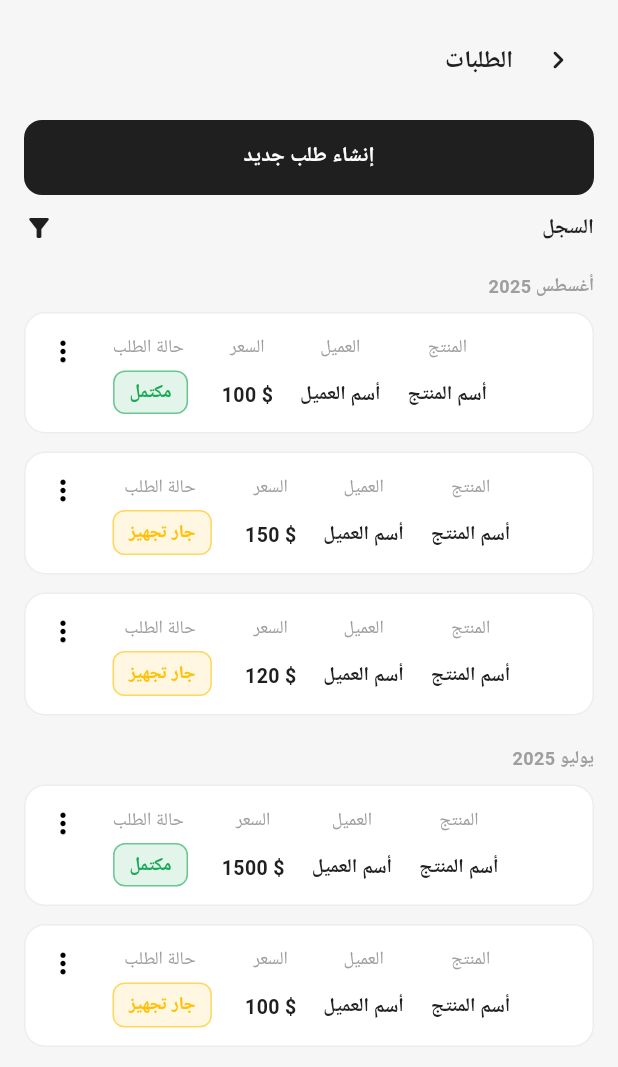
After one commit to rokayaelshahed/flutter_hr_app, a Flutter app: the screen it shows after launch, after a tap on the "calendar today" icon, on a phone screen of 412 x 824 dp. The commit adds this screen. Shown: the top 1067 px of the screen. Run offline on Flutter 3.47's test engine with Material 3 defaults, Android fonts, the phone set to English and light mode, and no system bars; our stand-ins replace file_picker, google_fonts; Roboto replaces fonts that are missing (Cairo).

Commit message:
orders page

```diff
--- /dev/null
+++ b/lib/models/orderData.dart
@@ -0,0 +1,28 @@
+import 'dart:ui';
+
+/// Model class for order data
+class OrderData {
+  final String product;
+  final String customer;
+  final String price;
+  final String statusText;
+  final Color statusColor;
+  final String date;
+  final int quantity;
+
+  const OrderData({
+    required this.product,
+    required this.customer,
+    required this.price,
+    required this.statusText,
+    required this.statusColor,
+    required this.date,
+    required this.quantity,
+  });
+  // Add method to calculate total
+  String get total {
+    final priceValue = double.tryParse(price.replaceAll(' \$', '')) ?? 0.0;
+    final totalValue = priceValue * quantity;
+    return '${totalValue.toStringAsFixed(0)} \$';
+  }
+}
--- /dev/null
+++ b/lib/views/screens/orders_page.dart
@@ -0,0 +1,209 @@
+import 'package:flutter/material.dart';
+import 'package:hr/views/screens/sales_order.dart';
+import '../../models/orderData.dart';
+import '../widgets/appbar.dart';
+import '../widgets/order_card.dart';
+import 'order_details_page.dart';
+
+class OrdersPage extends StatelessWidget {
+  const OrdersPage({super.key});
+
+  @override
+  Widget build(BuildContext context) {
+    // Dummy data
+    final orders = [
+      OrderData(
+        product: 'أسم المنتج',
+        customer: 'أسم العميل',
+        price: '100 \$',
+        statusText: 'مكتمل',
+        statusColor: const Color(0xFF18A957),
+        date: 'أغسطس 2025',
+        quantity: 2,
+      ),
+      OrderData(
+        product: 'أسم المنتج',
+        customer: 'أسم العميل',
+        price: '150 \$',
+        statusText: 'جار تجهيز',
+        statusColor: const Color(0xFFFFC107),
+        date: 'أغسطس 2025',
+        quantity: 1
+      ),
+      OrderData(
+        product: 'أسم المنتج',
+        customer: 'أسم العميل',
+        price: '120 \$',
+        statusText: 'جار تجهيز',
+        statusColor: const Color(0xFFFFC107),
+        date: 'أغسطس 2025',
+        quantity: 3
+      ),
+      OrderData(
+        product: 'أسم المنتج',
+        customer: 'أسم العميل',
+        price: '1500 \$',
+        statusText: 'مكتمل',
+        statusColor: const Color(0xFF18A957),
+        date: 'يوليو 2025',
+        quantity: 1
+      ),
+      OrderData(
+        product: 'أسم المنتج',
+        customer: 'أسم العميل',
+        price: '100 \$',
+        statusText: 'جار تجهيز',
+        statusColor: const Color(0xFFFFC107),
+        date: 'يوليو 2025',
+        quantity: 2
+      ),
+    ];
+
+    return Scaffold(
+        backgroundColor: const Color(0xFFF6F6F6),
+        body: SafeArea(
+          child: Column(
+            children: [
+              // Header
+              Padding(
+                padding: const EdgeInsets.fromLTRB(16, 16, 16, 12),
+                child: Column(
+                  children: [
+                    const CustomAppBar(title: 'الطلبات'),
+                    const SizedBox(height: 16),
+
+                    // Create New Order Button
+                    SizedBox(
+                      height: 50,
+                      width: double.infinity,
+                      child: ElevatedButton.icon(
+                        style: ElevatedButton.styleFrom(
+                          backgroundColor: const Color(0xFF1F1F1F),
+                          shape: RoundedRectangleBorder(
+                            borderRadius: BorderRadius.circular(12),
+                          ),
+                          elevation: 0,
+                        ),
+                        onPressed: () {
+                          Navigator.push(
+                            context,
+                            MaterialPageRoute(builder: (context) => const SalesOrderPage()),
+                          );                        },
+
+                        label: const Text(
+                          'إنشاء طلب جديد',
+                          style: TextStyle(
+                            color: Colors.white,
+                            fontSize: 14,
+                            fontWeight: FontWeight.w700,
+                          ),
+                        ),
+                      ),
+                    ),
+                  ],
+                ),
+              ),
+
+              // Filter and Record label
+              Padding(
+                padding: const EdgeInsets.symmetric(horizontal: 16),
+                child: Row(
+                  children: const [
+                    Icon(
+                      Icons.filter_alt,
+                      color: Color(0xFF1F1F1F),
+                      size: 20,
+                    ),
+                    Spacer(),
+                    Text(
+                      'السجل',
+                      style: TextStyle(
+                        color: Color(0xFF1F1F1F),
+                        fontSize: 14,
+                        fontWeight: FontWeight.w700,
+                      ),
+                    ),
+                  ],
+                ),
+              ),
+
+              const SizedBox(height: 12),
+
+              // Orders List
+              Expanded(
+                child: ListView.builder(
+                  padding: const EdgeInsets.symmetric(horizontal: 16),
+                  itemCount: orders.length,
+                  itemBuilder: (context, index) {
+                    final order = orders[index];
+                    final isFirstOfMonth = index == 0 ||
+                        orders[index - 1].date != order.date;
+
+                    return Column(
+                      children: [
+                        // Date header
+                        if (isFirstOfMonth) ...[
+                          Align(
+                            alignment: Alignment.centerRight,
+                            child: Padding(
+                              padding: const EdgeInsets.only(bottom: 8, top: 8),
+                              child: Text(
+                                order.date,
+                                style: const TextStyle(
+                                  color: Color(0xFF9E9E9E),
+                                  fontSize: 12,
+                                  fontWeight: FontWeight.w600,
+                                ),
+                              ),
+                            ),
+                          ),
+                        ],
+
+                        // Order card
+                        // In your OrdersPage, update the OrderCard in the ListView.builder:
+
+                        Padding(
+                          padding: const EdgeInsets.only(bottom: 12),
+                          child: InkWell(
+                            onTap: () {
+                              Navigator.push(
+                                context,
+                                MaterialPageRoute(
+                                  builder: (context) => OrderDetailsPage(
+                                      order: order
+                                  ),
+                                ),
+                              );
+                            },
+                            borderRadius: BorderRadius.circular(14),
+                            child: OrderCard(
+                              product: order.product,
+                              client: order.customer,
+                              price: order.price,
+                              statusText: order.statusText,
+                              statusColor: order.statusColor,
+                            ),
+                          ),
+                        ),
+                        // Padding(
+                        //   padding: const EdgeInsets.only(bottom: 12),
+                        //   child: OrderCard(
+                        //     product: order.product,
+                        //     client: order.customer,
+                        //     price: order.price,
+                        //     statusText: order.statusText,
+                        //     statusColor: order.statusColor,
+                        //   ),
+                        // ),
+                      ],
+                    );
+                  },
+                ),
+              ),
+            ],
+          ),
+        ),
+
+    );
+  }
+}
--- a/lib/views/widgets/header.dart
+++ b/lib/views/widgets/header.dart
@@ -2,6 +2,7 @@ import 'package:flutter/cupertino.dart';
 import 'package:flutter/material.dart';
 
 import '../../constant/app_color.dart';
+import '../screens/orders_page.dart';
 
 class Header extends StatelessWidget {
   const Header();
@@ -23,10 +24,17 @@ class Header extends StatelessWidget {
             children: [
               // Left side (Notifications + Calendar)
               Row(
-                children: const [
-                  Icon(Icons.notifications_none_rounded, color: Colors.white, size: 22),
-                  SizedBox(width: 12),
-                  Icon(Icons.calendar_today_outlined, color: Colors.white, size: 18),
+                children: [
+                  const Icon(Icons.notifications_none_rounded, color: Colors.white, size: 22),
+                  const SizedBox(width: 12),
+                  InkWell(
+                      onTap: (){
+                        Navigator.push(
+                          context,
+                          MaterialPageRoute(builder: (context) => const OrdersPage()),
+                        );
+                      },
+                      child: const Icon(Icons.calendar_today_outlined, color: Colors.white, size: 18)),
                 ],
               ),
 
```
Also changed, not shown: lib/views/screens/order_details_page.dart (added, +245 -0 lines), lib/views/widgets/order_summary_sheet.dart (+13 -38 lines).
